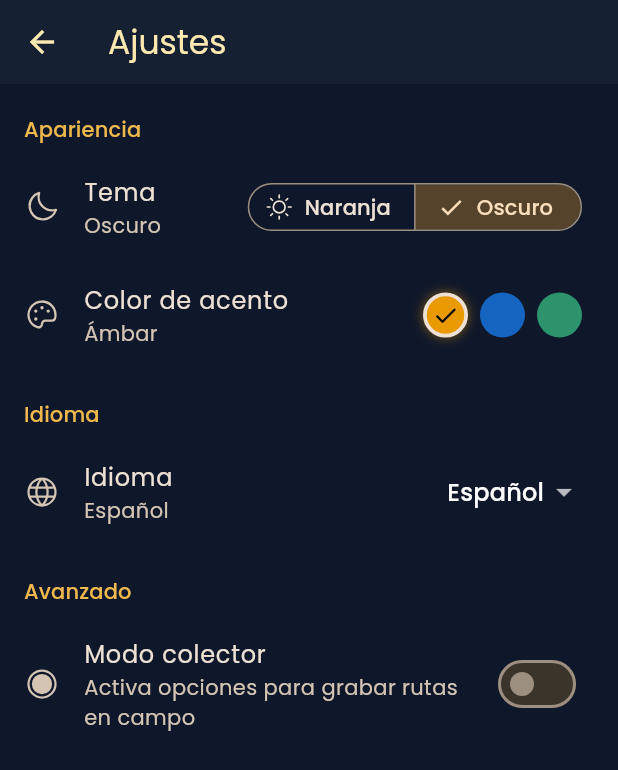
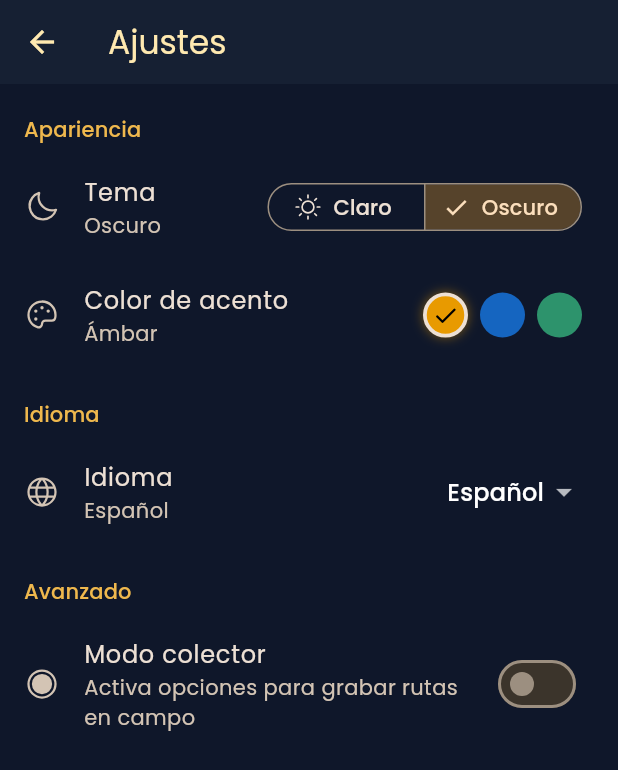
Before and after one commit to Nobody2077/mi_app, a Flutter app: the SettingsPage screen opened directly, after a tap on "Oscuro", on a phone screen of 412 x 824 dp. Shown: the top 770 px of the screen. Run offline on Flutter 3.47's test engine with Material 3 defaults, Android fonts, the phone set to English and light mode, and no system bars; our stand-ins replace flutter_map, geolocator, google_fonts, latlong2, permission_handler, phosphor_flutter and 3 more; accounts and stored records are empty.

Commit message:
feat(ui): mejora jerarquia tipografica del home y renombra tema claro
La pregunta principal del home pasa a titleLarge en negrita y el
saludo a texto discreto. Subtitulos de tarjetas suben de bodySmall
a bodyMedium para mejor lectura. El tema Naranja pasa a llamarse
Claro en Ajustes.

Co-Authored-By: Claude Fable 5 <noreply@anthropic.com>

```diff
--- a/lib/features/home/presentation/home_page.dart
+++ b/lib/features/home/presentation/home_page.dart
@@ -163,9 +163,15 @@ class _HeroHeader extends StatelessWidget {
     return Column(
       crossAxisAlignment: CrossAxisAlignment.start,
       children: [
-        Text(_greeting(), style: Theme.of(context).textTheme.titleMedium),
-        const SizedBox(height: 2),
-        Text(_subtitle(), style: Theme.of(context).textTheme.bodySmall),
+        Text(_greeting(), style: Theme.of(context).textTheme.bodyMedium),
+        const SizedBox(height: 4),
+        Text(
+          _subtitle(),
+          style: Theme.of(context).textTheme.titleLarge?.copyWith(
+                fontWeight: FontWeight.w700,
+                height: 1.2,
+              ),
+        ),
       ],
     );
   }
@@ -217,7 +223,7 @@ class _HeroActionCard extends StatelessWidget {
                     const SizedBox(height: 4),
                     Text(
                       option.subtitle,
-                      style: Theme.of(context).textTheme.bodySmall,
+                      style: Theme.of(context).textTheme.bodyMedium,
                     ),
                   ],
                 ),
@@ -269,7 +275,7 @@ class _HomeCard extends StatelessWidget {
                 option.subtitle,
                 maxLines: 3,
                 overflow: TextOverflow.ellipsis,
-                style: Theme.of(context).textTheme.bodySmall,
+                style: Theme.of(context).textTheme.bodyMedium,
               ),
             ],
           ),
--- a/lib/features/settings/presentation/settings_page.dart
+++ b/lib/features/settings/presentation/settings_page.dart
@@ -66,7 +66,7 @@ class _ThemeTile extends StatelessWidget {
     return ListTile(
       title: const Text('Tema'),
       subtitle: Text(
-        settings.themeMode == ThemeMode.dark ? 'Oscuro' : 'Naranja',
+        settings.themeMode == ThemeMode.dark ? 'Oscuro' : 'Claro',
       ),
       leading: PhosphorIcon(
         settings.isDarkMode ? PhosphorIcons.moon() : PhosphorIcons.sun(),
@@ -76,7 +76,7 @@ class _ThemeTile extends StatelessWidget {
           ButtonSegment(
             value: ThemeMode.light,
             icon: PhosphorIcon(PhosphorIcons.sun()),
-            label: const Text('Naranja'),
+            label: const Text('Claro'),
           ),
           ButtonSegment(
             value: ThemeMode.dark,
```
